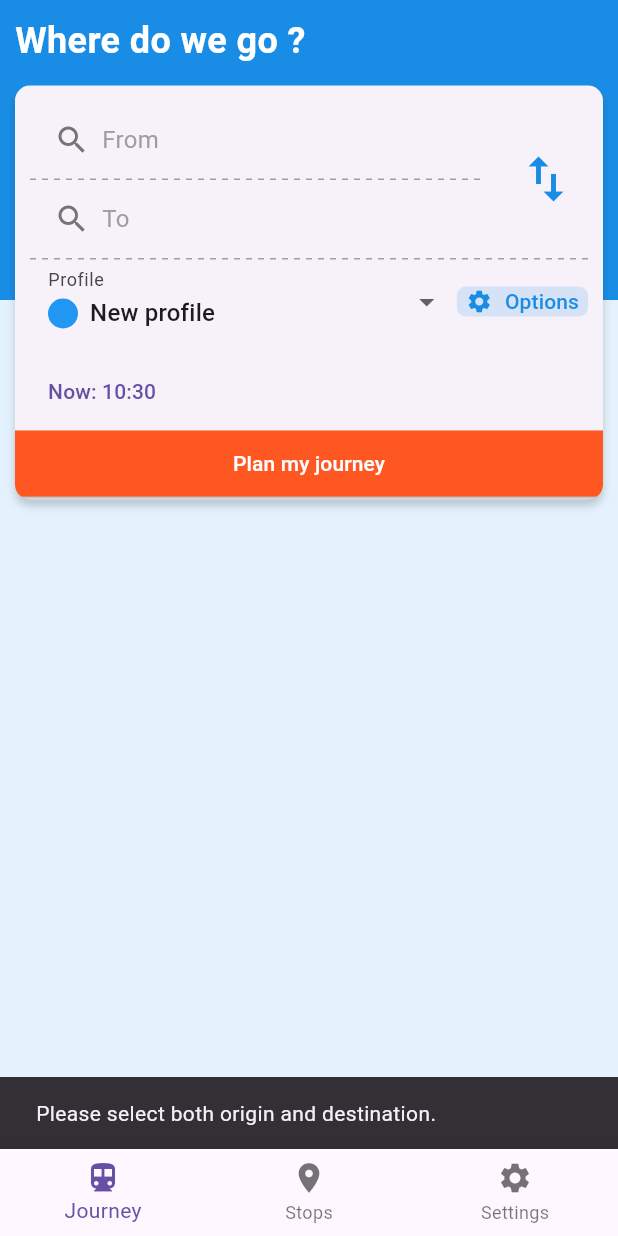
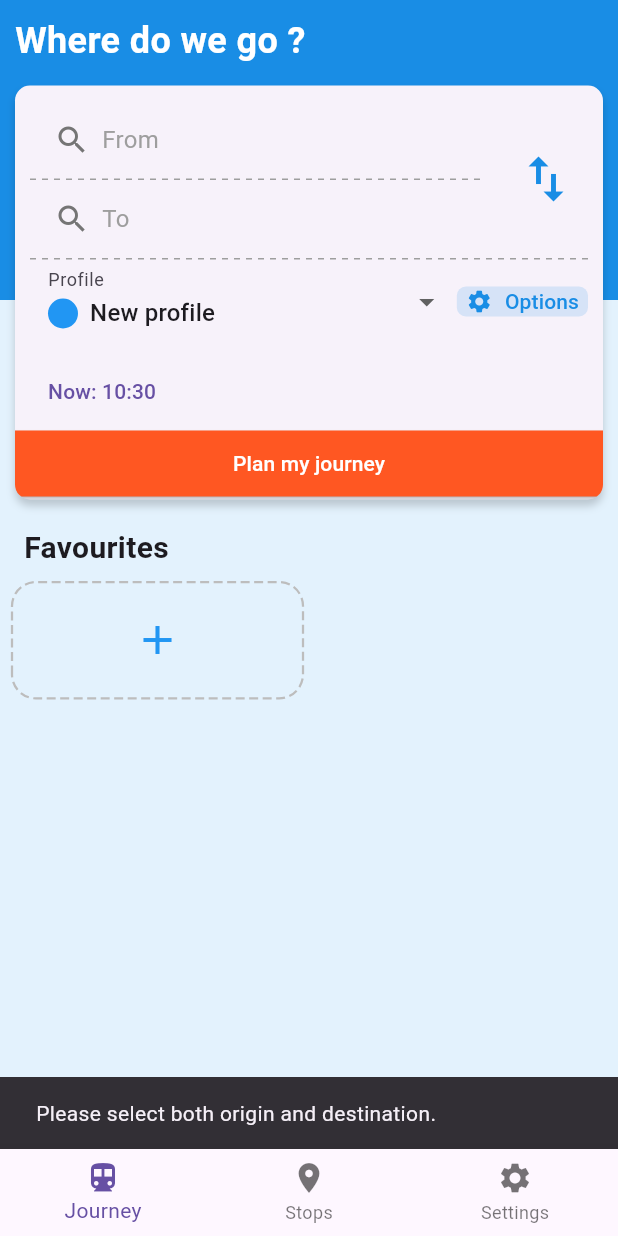
Before and after one commit to BhasherBEL/OtpAnd, a Flutter app: the screen it shows after launch, after a tap on "Plan my journey", on a phone screen of 412 x 824 dp. Run offline on Flutter 3.47's test engine with Material 3 defaults, Android fonts, the phone set to English and light mode, and no system bars; drawn by our look-alikes of dotted_border, dotted_line; our stand-ins replace geolocator, shared_preferences, sqflite, timelines_plus; missing offline and left inert: maps_launcher; accounts and stored records are empty; network calls fail.

Commit message:
Favourites on journey

```diff
--- /dev/null
+++ b/lib/db/crud/favourites.dart
@@ -0,0 +1,51 @@
+import 'package:otpand/objects/favourite.dart';
+import 'package:otpand/objs.dart';
+import 'package:sqflite/sqflite.dart';
+import '../helper.dart';
+
+class FavouriteDao {
+  final dbHelper = DatabaseHelper();
+
+  Future<void> insert(Map<String, dynamic> favourite) async {
+    final db = await dbHelper.database;
+    await db.insert(
+      'favourites',
+      favourite,
+      conflictAlgorithm: ConflictAlgorithm.replace,
+    );
+  }
+
+  Future<Favourite> insertFromLocation(Location location) async {
+    final db = await dbHelper.database;
+    final data = {
+      'name': location.name,
+      'lat': location.lat,
+      'lon': location.lon,
+      'stopGtfsId': location.stop?.gtfsId,
+    };
+    final id = await db.insert(
+      'favourites',
+      data,
+      conflictAlgorithm: ConflictAlgorithm.replace,
+    );
+
+    return Favourite(
+      id: id,
+      name: location.name,
+      lat: location.lat,
+      lon: location.lon,
+      stop: location.stop,
+    );
+  }
+
+  Future<List<Favourite>> getAll() async {
+    final db = await dbHelper.database;
+    final maps = await db.query('favourites');
+    return Future.wait(maps.map((e) => Favourite.parse(e)));
+  }
+
+  Future<int> delete(String id) async {
+    final db = await dbHelper.database;
+    return await db.delete('favourites', where: 'id = ?', whereArgs: [id]);
+  }
+}
--- a/lib/db/helper.dart
+++ b/lib/db/helper.dart
@@ -108,5 +108,16 @@ class DatabaseHelper {
         FOREIGN KEY (direction_id) REFERENCES directions(id)
       )
     ''');
+
+    await db.execute('''
+      CREATE TABLE favourites (
+        id INTEGER PRIMARY KEY AUTOINCREMENT,
+        name TEXT NOT NULL,
+        lat REAL NOT NULL,
+        lon REAL NOT NULL,
+        stopGtfsId TEXT,
+				FOREIGN KEY (stopGtfsId) REFERENCES stops(gtfsId)
+      )
+    ''');
   }
 }
--- /dev/null
+++ b/lib/objects/favourite.dart
@@ -0,0 +1,31 @@
+import 'package:otpand/db/crud/stops.dart';
+import 'package:otpand/objects/stop.dart';
+
+class Favourite {
+  final int id;
+  final String name;
+  final double lat;
+  final double lon;
+  final Stop? stop;
+
+  Favourite({
+    required this.id,
+    required this.name,
+    required this.lat,
+    required this.lon,
+    this.stop,
+  });
+
+  static Future<Favourite> parse(Map<String, dynamic> json) async {
+    return Favourite(
+      id: json['id'] as int,
+      name: json['name'] as String,
+      lat: (json['lat'] as num).toDouble(),
+      lon: (json['lon'] as num).toDouble(),
+      stop:
+          json['stopGtfsId'] != null
+              ? await StopDao().get(json['stopGtfsId'])
+              : null,
+    );
+  }
+}
--- a/lib/objs.dart
+++ b/lib/objs.dart
@@ -132,11 +132,13 @@ class Location {
   final String displayName;
   final double lat;
   final double lon;
+  final Stop? stop;
 
   Location({
     required this.name,
     required this.displayName,
     required this.lat,
     required this.lon,
+    this.stop,
   });
 }
--- a/lib/pages/journeys.dart
+++ b/lib/pages/journeys.dart
@@ -3,9 +3,10 @@ import 'package:flutter/material.dart';
 import 'package:flutter/services.dart';
 import 'package:otpand/db/crud/profiles.dart';
 import 'package:otpand/objs.dart';
+import 'package:otpand/pages/journeys/favourites.dart';
 import 'package:otpand/pages/routes.dart';
 import 'package:otpand/widgets/datetime_picker.dart';
-import 'package:otpand/widgets/searchbar.dart';
+import 'package:otpand/widgets/search/searchbar.dart';
 import 'package:otpand/utils/colors.dart';
 import 'package:otpand/objects/profile.dart';
 import 'package:otpand/pages/profile.dart';
@@ -389,6 +390,7 @@ class _JourneysState extends State<Journeys> {
                     ),
                   ],
                 ),
+                FavouritesWidget(),
               ],
             ),
           ),
--- /dev/null
+++ b/lib/pages/journeys/favourites.dart
@@ -0,0 +1,109 @@
+import 'package:dotted_border/dotted_border.dart';
+import 'package:flutter/material.dart';
+import 'package:otpand/db/crud/favourites.dart';
+import 'package:otpand/objects/favourite.dart';
+import 'package:otpand/objs.dart';
+import 'package:otpand/widgets/search/searchmodal.dart';
+
+class FavouritesWidget extends StatefulWidget {
+  const FavouritesWidget({super.key});
+
+  @override
+  State<FavouritesWidget> createState() => _FavouritesWidgetState();
+}
+
+class _FavouritesWidgetState extends State<FavouritesWidget> {
+  late Future<List<Favourite>> _favouritesFuture;
+
+  @override
+  void initState() {
+    super.initState();
+    _favouritesFuture = FavouriteDao().getAll();
+  }
+
+  void _reload() {
+    setState(() {
+      _favouritesFuture = FavouriteDao().getAll();
+    });
+  }
+
+  @override
+  Widget build(BuildContext context) {
+    return Column(
+      crossAxisAlignment: CrossAxisAlignment.start,
+      children: [
+        const Padding(
+          padding: EdgeInsets.symmetric(horizontal: 16.0, vertical: 8.0),
+          child: Text(
+            "Favourites",
+            style: TextStyle(fontSize: 20, fontWeight: FontWeight.bold),
+          ),
+        ),
+        FutureBuilder<List<Favourite>>(
+          future: _favouritesFuture,
+          builder: (context, snapshot) {
+            if (snapshot.connectionState == ConnectionState.waiting) {
+              return const Center(child: CircularProgressIndicator());
+            }
+            final favourites = snapshot.data ?? [];
+            final items = List<Favourite?>.from(favourites);
+            items.add(null);
+
+            return Padding(
+              padding: const EdgeInsets.symmetric(horizontal: 8.0),
+              child: GridView.builder(
+                shrinkWrap: true,
+                physics: const NeverScrollableScrollPhysics(),
+                itemCount: items.length,
+                gridDelegate: const SliverGridDelegateWithFixedCrossAxisCount(
+                  crossAxisCount: 2,
+                  childAspectRatio: 2.5,
+                  crossAxisSpacing: 8,
+                  mainAxisSpacing: 8,
+                ),
+                itemBuilder: (context, index) {
+                  final fav = items[index];
+                  if (fav == null) {
+                    return DottedBorder(
+                      borderType: BorderType.RRect,
+                      radius: const Radius.circular(16),
+                      dashPattern: const [6, 3],
+                      color: Colors.grey.shade400,
+                      strokeWidth: 1.5,
+                      child: InkWell(
+                        borderRadius: BorderRadius.circular(16),
+                        onTap: () async {
+                          final Location? location = await SearchModal.show(
+                            context,
+                            showCurrentLocation: false,
+                            showFavourites: false,
+                          );
+                          if (location != null) {
+                            await FavouriteDao().insertFromLocation(location);
+                            _reload();
+                          }
+                        },
+                        child: Center(
+                          child: Icon(Icons.add, size: 32, color: Colors.blue),
+                        ),
+                      ),
+                    );
+                  }
+                  return Card(
+                    child: Center(
+                      child: Text(
+                        fav.name,
+                        style: const TextStyle(fontSize: 16),
+                        textAlign: TextAlign.center,
+                      ),
+                    ),
+                  );
+                },
+              ),
+            );
+          },
+        ),
+      ],
+    );
+  }
+}
--- a/lib/pages/routes.dart
+++ b/lib/pages/routes.dart
@@ -8,7 +8,7 @@ import 'package:otpand/pages/route.dart';
 import 'package:otpand/api/plan.dart';
 import 'package:otpand/utils/colors.dart';
 import 'package:otpand/widgets/smallroute.dart';
-import 'package:otpand/widgets/searchbar.dart';
+import 'package:otpand/widgets/search/searchbar.dart';
 import 'package:otpand/widgets/datetime_picker.dart';
 import 'package:dotted_line/dotted_line.dart';
 
--- a/pubspec.yaml
+++ b/pubspec.yaml
@@ -46,6 +46,7 @@ dependencies:
   geolocator: ^13.0.2
   geolocator_android: 4.6.1
   maps_launcher: ^2.2.0
+  dotted_border: ^2.1.0
 
 dev_dependencies:
   flutter_test:
```
Also changed, not shown: lib/widgets/search/searchbar.dart (added, +351 -0 lines), lib/widgets/search/searchmodal.dart (renamed from lib/widgets/searchbar.dart, +27 -89 lines), pubspec.lock.
